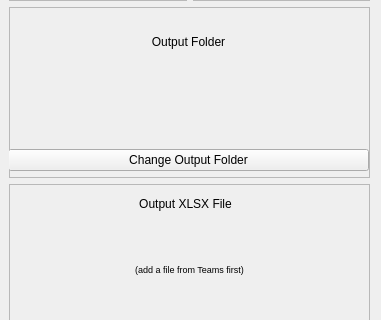
Above: gui/main_window.ui from dylarm/TeamsAtlasBridge before the change; both pictures show x 0 to 381 and y 178 to 498 of the 381 by 616 pixel window. Below: the same form after it.
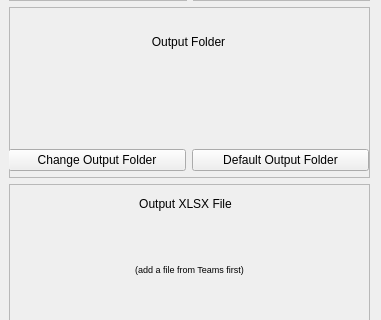
That is the form after the change. Custom widgets are drawn as their Qt base class.

Commit message:
Allow resetting of output directory to default
Just a nice little button to do so.

The edit to the form file:
```diff
--- a/gui/main_window.ui
+++ b/gui/main_window.ui
@@ -243,11 +243,22 @@
           </widget>
          </item>
          <item>
+          <layout class="QHBoxLayout" name="horizontalLayout">
+           <item>
           <widget class="QPushButton" name="button_output_dir">
            <property name="text">
             <string>Change Output Folder</string>
            </property>
           </widget>
+           </item>
+           <item>
+            <widget class="QPushButton" name="button_default_output_dir">
+             <property name="text">
+              <string>Default Output Folder</string>
+             </property>
+            </widget>
+           </item>
+          </layout>
          </item>
         </layout>
        </widget>
```
Lines whose indentation alone changed are shown as unchanged. The commit also changes 2 other files.
